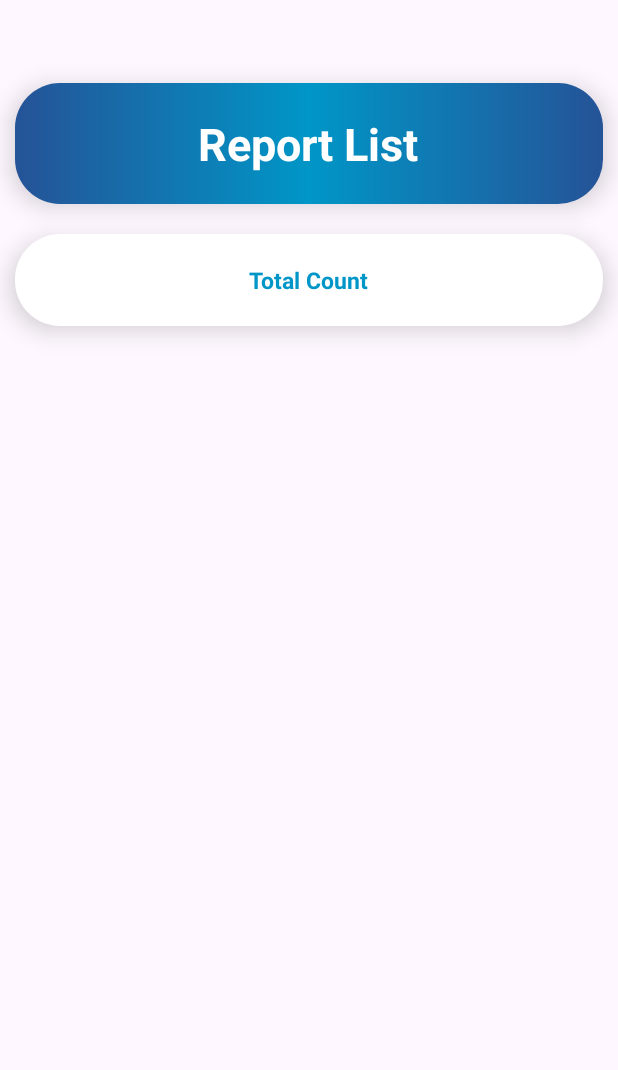
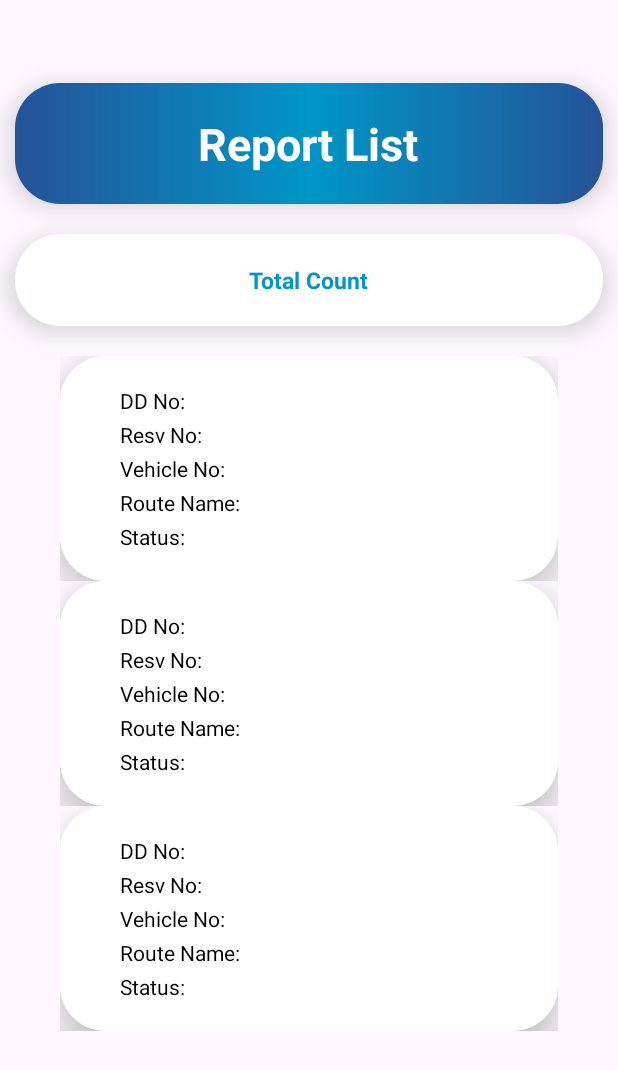
Before and after one commit to AaryanBuddy/Vitaran, an Android app: the layout activity_report.xml on its own in the app's theme, with its tools: preview values and no code run, on a phone screen of 412 x 824 dp. Shown: the top 1070 px of the screen. Run offline under Robolectric (Android 15) with nearby library versions, the phone set to English and light mode, and no system bars.

Commit message:
Added and connected the report API

```diff
--- a/app/src/main/AndroidManifest.xml
+++ b/app/src/main/AndroidManifest.xml
@@ -17,7 +17,7 @@
         tools:targetApi="31">
         <activity
             android:name=".ReportActivity"
-            android:exported="false" />
+            android:exported="true" />
         <activity
             android:name=".SplashScreenActivity"
             android:exported="true">
--- a/app/src/main/java/com/example/vitaran/HomescreenActivity.kt
+++ b/app/src/main/java/com/example/vitaran/HomescreenActivity.kt
@@ -53,6 +53,12 @@ class HomescreenActivity : AppCompatActivity() {
         val logoutimage = findViewById<ImageView>(R.id.LogoutImage)
         logoutimage.setOnClickListener{
             performLogout()
+        }
+
+        val reportLogo = findViewById<ImageView>(R.id.ReportLogo)
+        reportLogo.setOnClickListener {
+            val intent = Intent(this, ReportActivity::class.java)
+            startActivity(intent)
         }
 
         showData()
--- a/app/src/main/java/com/example/vitaran/ReportResponseData.kt
+++ b/app/src/main/java/com/example/vitaran/ReportResponseData.kt
@@ -2,10 +2,6 @@ package com.example.vitaran
 
 import com.google.gson.annotations.Expose
 import com.google.gson.annotations.SerializedName
-
-
-
-
 
 class ReportResponseData {
     @SerializedName("status")
--- a/app/src/main/java/com/example/vitaran/apiInterface.kt
+++ b/app/src/main/java/com/example/vitaran/apiInterface.kt
@@ -12,4 +12,8 @@ interface apiInterface {
 
     @POST("Guard/AssignRoutes")
     fun report(@Body reportRequest: ReportRequest): Call<ReportResponseData>
+
+    @POST("Guard/GuardActionHistory")
+    fun route(@Body reportRequest: ReportRequest): Call<RouteResponse>
+
 }
--- a/app/src/main/res/layout/activity_homescreen.xml
+++ b/app/src/main/res/layout/activity_homescreen.xml
@@ -124,6 +124,7 @@
                 android:layout_marginLeft="20dp"/>
 
             <TextView
+                android:id="@+id/ReportText"
                 android:layout_width="wrap_content"
                 android:layout_height="wrap_content"
                 android:layout_below="@+id/ReportLogo"
--- a/app/src/main/res/layout/activity_report.xml
+++ b/app/src/main/res/layout/activity_report.xml
@@ -31,6 +31,7 @@
     </RelativeLayout>
 
     <RelativeLayout
+        android:id="@+id/ReportTotalCount"
         android:layout_width="match_parent"
         android:layout_height="wrap_content"
         android:layout_below="@+id/ReportHeader"
@@ -43,7 +44,7 @@
         android:elevation="10dp">
 
         <TextView
-            android:id="@+id/ReportTotalCount"
+            android:id="@+id/TextTotalCount"
             android:layout_width="wrap_content"
             android:layout_height="wrap_content"
             android:text="Total Count"
@@ -54,12 +55,15 @@
 
     </RelativeLayout>
 
-    <RelativeLayout
-        android:layout_width="wrap_content"
-        android:layout_height="match_parent">
-
-
-
-    </RelativeLayout>
+    <androidx.recyclerview.widget.RecyclerView
+        android:id="@+id/RecyclerView2"
+        android:layout_width="match_parent"
+        android:layout_height="wrap_content"
+        android:layout_below="@+id/ReportTotalCount"
+        android:layout_marginTop="20dp"
+        android:layout_marginLeft="20dp"
+        android:layout_marginRight="20dp"
+        android:layout_marginBottom="30dp"
+        tools:listitem="@layout/activity_report_item"/>
 
 </RelativeLayout>
--- /dev/null
+++ b/app/src/main/res/layout/activity_report_item.xml
@@ -0,0 +1,72 @@
+<?xml version="1.0" encoding="utf-8"?>
+<RelativeLayout xmlns:android="http://schemas.android.com/apk/res/android"
+    android:layout_width="match_parent"
+    android:layout_height="wrap_content"
+    android:layout_marginLeft="20dp"
+    android:layout_marginRight="20dp">
+
+    <RelativeLayout
+        android:layout_width="match_parent"
+        android:layout_height="wrap_content"
+        android:layout_centerHorizontal="true"
+        android:background="@drawable/plain_background"
+        android:padding="20dp"
+        android:elevation="20dp">
+
+        <TextView
+            android:id="@+id/DD_No"
+            android:layout_width="wrap_content"
+            android:layout_height="wrap_content"
+            android:text="DD No: "
+            android:layout_alignParentLeft="true"
+            android:layout_marginLeft="20dp"
+            android:textColor="@color/black"/>
+
+        <TextView
+            android:id="@+id/Resv_No"
+            android:layout_width="wrap_content"
+            android:layout_height="wrap_content"
+            android:text="Resv No: "
+            android:layout_below="@+id/DD_No"
+            android:layout_alignParentLeft="true"
+            android:layout_marginLeft="20dp"
+            android:textColor="@color/black"
+            android:layout_marginTop="3dp"/>
+
+        <TextView
+            android:id="@+id/Vehicle_No"
+            android:layout_width="wrap_content"
+            android:layout_height="wrap_content"
+            android:text="Vehicle No: "
+            android:layout_below="@+id/Resv_No"
+            android:layout_marginLeft="20dp"
+            android:layout_alignParentLeft="true"
+            android:layout_marginTop="3dp"
+            android:textColor="@color/black"/>
+
+        <TextView
+            android:id="@+id/Route_Name"
+            android:layout_width="wrap_content"
+            android:layout_height="wrap_content"
+            android:text="Route Name: "
+            android:layout_marginTop="3dp"
+            android:layout_below="@+id/Vehicle_No"
+            android:layout_alignParentLeft="true"
+            android:layout_marginLeft="20dp"
+            android:textColor="@color/black"/>
+
+        <TextView
+            android:id="@+id/Status"
+            android:layout_width="wrap_content"
+            android:layout_height="wrap_content"
+            android:text="Status: "
+            android:layout_below="@+id/Route_Name"
+            android:layout_marginTop="3dp"
+            android:layout_marginLeft="20dp"
+            android:layout_alignParentLeft="true"
+            android:textColor="@color/black"/>
+
+    </RelativeLayout>
+
+
+</RelativeLayout>
```
Also changed, not shown: app/src/main/java/com/example/vitaran/ReportActivity.kt (+85 -6 lines), app/src/main/java/com/example/vitaran/RouteAdapter.kt (added, +39 -0 lines), app/src/main/java/com/example/vitaran/RouteDataList.kt (added, +11 -0 lines), app/src/main/java/com/example/vitaran/RouteResponse.kt (added, +7 -0 lines).
